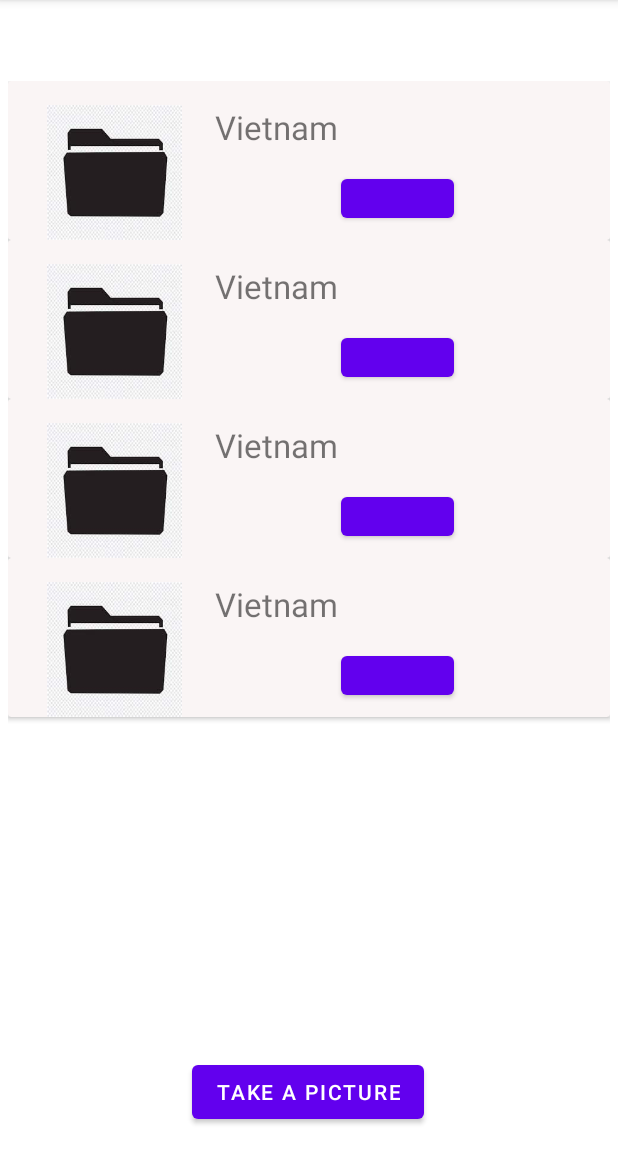
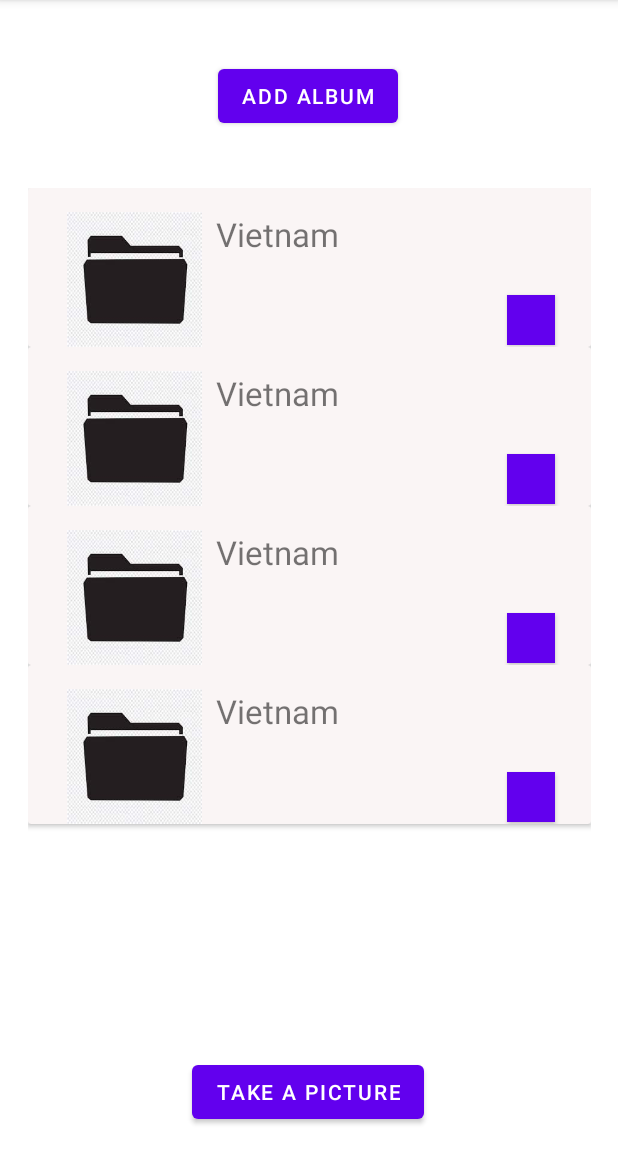
Before and after one commit to jatin-bhatia1/PictsManager_Mobile, an Android app: the MainActivity screen opened directly, with no data from a screen before it, on a phone screen of 412 x 824 dp, the part 84-1236 px from its top. Run offline under Robolectric (Android 15) with nearby library versions, the phone set to English and light mode, and no system bars.

Commit message:
ajout d'un nouvel album

```diff
--- a/Frontend/app/src/main/java/com/example/pictsmanager/AlbumViewHolder.kt
+++ b/Frontend/app/src/main/java/com/example/pictsmanager/AlbumViewHolder.kt
@@ -6,9 +6,5 @@ import androidx.recyclerview.widget.RecyclerView
 
 
 class AlbumViewHolder(itemView: View) : RecyclerView.ViewHolder(itemView) {
-    var albumNameView: TextView
-
-    init {
-        albumNameView = itemView.findViewById<View>(R.id.textView_albumName) as TextView
-    }
+    var albumNameView: TextView = itemView.findViewById<View>(R.id.textView_albumName) as TextView
 }
--- a/Frontend/app/src/main/java/com/example/pictsmanager/EditPicture.kt
+++ b/Frontend/app/src/main/java/com/example/pictsmanager/EditPicture.kt
@@ -2,7 +2,6 @@ package com.example.pictsmanager
 
 import android.graphics.BitmapFactory
 import android.os.Bundle
-import android.view.Window
 import android.widget.Toast
 import androidx.appcompat.app.AppCompatActivity
 import kotlinx.android.synthetic.main.edit_picture.*
@@ -11,7 +10,6 @@ import kotlinx.android.synthetic.main.edit_picture.*
 class EditPicture : AppCompatActivity() {
     override fun onCreate(savedInstanceState: Bundle?) {
         super.onCreate(savedInstanceState)
-        this.requestWindowFeature(Window.FEATURE_NO_TITLE);
 
         setContentView(R.layout.edit_picture)
         val codedPicture = intent.getByteArrayExtra("picture")
--- a/Frontend/app/src/main/java/com/example/pictsmanager/Login.kt
+++ b/Frontend/app/src/main/java/com/example/pictsmanager/Login.kt
@@ -2,7 +2,6 @@ package com.example.pictsmanager
 
 import android.content.Intent
 import android.os.Bundle
-import android.view.Window
 import android.widget.Toast
 import androidx.appcompat.app.AppCompatActivity
 import kotlinx.android.synthetic.main.login.*
@@ -10,7 +9,6 @@ import kotlinx.android.synthetic.main.login.*
 class Login : AppCompatActivity() {
     override fun onCreate(savedInstanceState: Bundle?) {
         super.onCreate(savedInstanceState)
-        this.requestWindowFeature(Window.FEATURE_NO_TITLE);
 
         setContentView(R.layout.login)
 
--- a/Frontend/app/src/main/java/com/example/pictsmanager/MainActivity.kt
+++ b/Frontend/app/src/main/java/com/example/pictsmanager/MainActivity.kt
@@ -1,11 +1,13 @@
 package com.example.pictsmanager
 
 import android.app.Activity
+import android.app.AlertDialog
 import android.content.Intent
 import android.graphics.Bitmap
 import android.os.Bundle
 import android.provider.MediaStore
-import android.view.Window
+import android.text.InputType
+import android.widget.EditText
 import android.widget.Toast
 import androidx.appcompat.app.AppCompatActivity
 import androidx.recyclerview.widget.LinearLayoutManager
@@ -16,16 +18,38 @@ import java.io.ByteArrayOutputStream
 private const val REQUEST_CODE = 42
 
 class MainActivity : AppCompatActivity() {
+    private val albums : ArrayList<Album> =getListData()
+
     override fun onCreate(savedInstanceState: Bundle?) {
         super.onCreate(savedInstanceState)
-        this.requestWindowFeature(Window.FEATURE_NO_TITLE);
 
         setContentView(R.layout.activity_main)
-        val albums: List<Album> = getListData()
-        recyclerView_album.setAdapter(CustomRecyclerViewAdapter(this, albums))
+        recyclerView_album.adapter = CustomRecyclerViewAdapter(this, albums)
 
         val linearLayoutManager = LinearLayoutManager(this, LinearLayoutManager.VERTICAL, false)
-        recyclerView_album.setLayoutManager(linearLayoutManager)
+        recyclerView_album.layoutManager = linearLayoutManager
+
+        buttonAddAlbum.setOnClickListener {
+            val builder = AlertDialog.Builder(this)
+            builder.setTitle("Title")
+            val input = EditText(this)
+            input.inputType = InputType.TYPE_CLASS_TEXT
+            builder.setView(input)
+            builder.setPositiveButton(
+                "OK"
+            ) { dialog, which ->
+                if (!input.text.toString().equals("")) {
+                    albums.add(Album(input.text.toString(), albums.size + 1))
+                } else {
+                    Toast.makeText(this, "Sorry, you can't create a new folder with an empty name", Toast.LENGTH_SHORT).show()
+                }
+            }
+            builder.setNegativeButton(
+                "Cancel"
+            ) { dialog, which -> dialog.cancel() }
+            builder.show()
+        }
+
 
         btnTakePicture.setOnClickListener {
             val takePictureIntent = Intent(MediaStore.ACTION_IMAGE_CAPTURE)
@@ -49,8 +73,8 @@ class MainActivity : AppCompatActivity() {
         }
     }
 
-    private fun getListData(): List<Album> {
-        val list: MutableList<Album> = ArrayList<Album>()
+    private fun getListData(): ArrayList<Album> {
+        val list: ArrayList<Album> = ArrayList<Album>()
         val album1 = Album("Vietnam", 1)
         val album2 = Album("Vietnam", 2)
         val album3 = Album("Vietnam", 3)
--- a/Frontend/app/src/main/res/layout/activity_main.xml
+++ b/Frontend/app/src/main/res/layout/activity_main.xml
@@ -1,6 +1,5 @@
 <?xml version="1.0" encoding="utf-8"?>
-<androidx.constraintlayout.widget.ConstraintLayout
-    xmlns:android="http://schemas.android.com/apk/res/android"
+<androidx.constraintlayout.widget.ConstraintLayout xmlns:android="http://schemas.android.com/apk/res/android"
     xmlns:app="http://schemas.android.com/apk/res-auto"
     xmlns:tools="http://schemas.android.com/tools"
     android:layout_width="match_parent"
@@ -20,15 +19,27 @@
         app:layout_constraintHorizontal_bias="0.498"
         app:layout_constraintStart_toStartOf="parent" />
 
+    <Button
+        android:id="@+id/buttonAddAlbum"
+        android:layout_width="wrap_content"
+        android:layout_height="wrap_content"
+        android:layout_marginTop="40dp"
+        android:text="@string/add_album"
+        app:layout_constraintEnd_toEndOf="parent"
+        app:layout_constraintHorizontal_bias="0.498"
+        app:layout_constraintStart_toStartOf="parent"
+        app:layout_constraintTop_toTopOf="parent" />
+
     <androidx.recyclerview.widget.RecyclerView
         android:id='@+id/recyclerView_album'
-        android:layout_width="401dp"
-        android:layout_height="596dp"
+        android:layout_width="375dp"
+        android:layout_height="541dp"
         app:layout_constraintBottom_toTopOf="@+id/btnTakePicture"
         app:layout_constraintEnd_toEndOf="parent"
         app:layout_constraintStart_toStartOf="parent"
-        app:layout_constraintTop_toTopOf="parent"
-        app:layout_constraintVertical_bias="0.502" />
+        app:layout_constraintTop_toBottomOf="@+id/buttonAddAlbum">
+
+    </androidx.recyclerview.widget.RecyclerView>
 
 
 </androidx.constraintlayout.widget.ConstraintLayout>
--- a/Frontend/app/src/main/res/layout/album_item.xml
+++ b/Frontend/app/src/main/res/layout/album_item.xml
@@ -37,12 +37,14 @@
 
         <Button
             android:id="@+id/album_delete"
-            android:layout_width="75dp"
-            android:layout_height="38dp"
+            android:layout_width="32dp"
+            android:layout_height="33dp"
             android:layout_marginEnd="16dp"
             android:layout_marginStart="8dp"
-            android:layout_marginTop="8dp"
+            android:layout_marginTop="20dp"
+            android:background="@drawable/drop"
             app:layout_constraintEnd_toEndOf="parent"
+            app:layout_constraintHorizontal_bias="0.96"
             app:layout_constraintStart_toEndOf="@+id/imageView_album"
             app:layout_constraintTop_toBottomOf="@+id/textView_albumName" />
     </androidx.constraintlayout.widget.ConstraintLayout>
--- a/Frontend/app/src/main/res/values/strings.xml
+++ b/Frontend/app/src/main/res/values/strings.xml
@@ -8,4 +8,5 @@
     <string name="password">Password</string>
     <string name="entrer">Enter</string>
     <string name="album_name">Album Name</string>
+    <string name="add_album">Add Album</string>
 </resources>
```
Also changed, not shown: Frontend/app/src/main/res/drawable-v24/drop.jpg (added).
